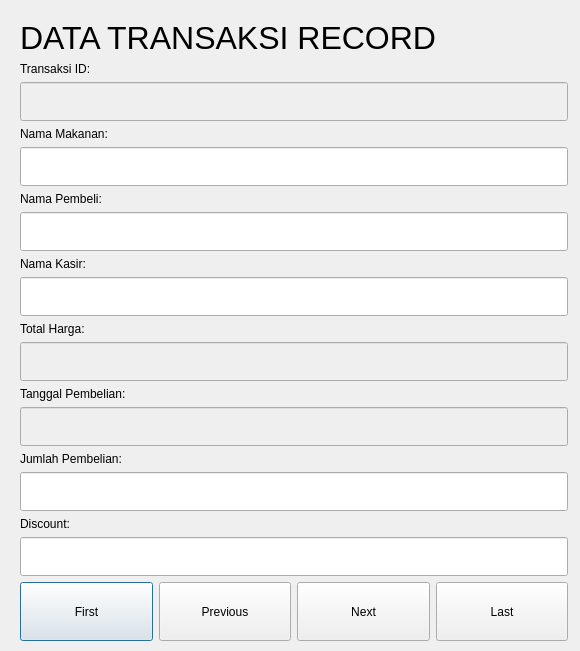
Qt form src/ui/transaksiRecord.ui (zanra2401/UAS_PEMDES) before a commit.
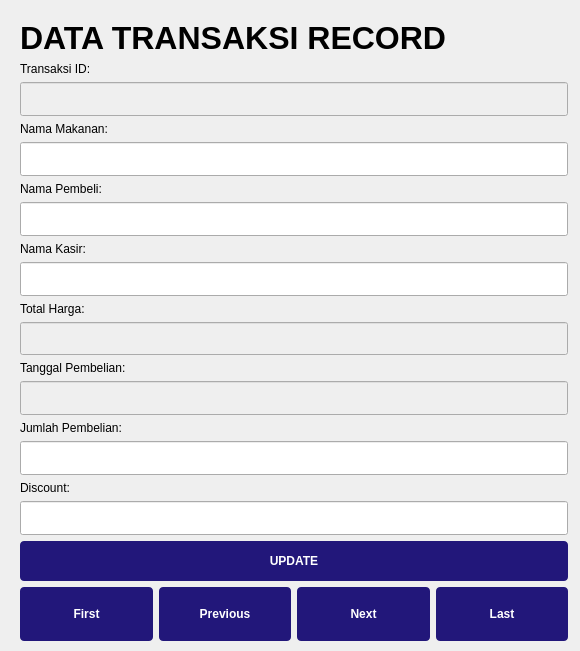
The same form after that commit.

```diff
--- a/src/ui/transaksiRecord.ui
+++ b/src/ui/transaksiRecord.ui
@@ -37,6 +37,8 @@
       <property name="font">
        <font>
         <pointsize>24</pointsize>
+        <weight>75</weight>
+        <bold>true</bold>
        </font>
       </property>
       <property name="text">
@@ -279,6 +281,28 @@
       </item>
      </layout>
     </item>
+    <item>
+     <widget class="QPushButton" name="UPDATE">
+      <property name="minimumSize">
+       <size>
+        <width>0</width>
+        <height>40</height>
+       </size>
+      </property>
+      <property name="styleSheet">
+       <string notr="true">background: #22177A;
+color: white;
+font-weight: bold;
+border: none;
+padding-left: 20px;
+padding-right: 20px;
+border-radius: 4px;</string>
+      </property>
+      <property name="text">
+       <string>UPDATE</string>
+      </property>
+     </widget>
+    </item>
     <item>
      <layout class="QHBoxLayout" name="horizontalLayout_2">
       <item>
@@ -289,6 +313,15 @@
           <verstretch>0</verstretch>
          </sizepolicy>
         </property>
+        <property name="styleSheet">
+         <string notr="true">background: #22177A;
+color: white;
+font-weight: bold;
+border: none;
+padding-left: 20px;
+padding-right: 20px;
+border-radius: 4px;</string>
+        </property>
         <property name="text">
          <string>First</string>
         </property>
@@ -302,6 +335,15 @@
           <verstretch>0</verstretch>
          </sizepolicy>
         </property>
+        <property name="styleSheet">
+         <string notr="true">background: #22177A;
+color: white;
+font-weight: bold;
+border: none;
+padding-left: 20px;
+padding-right: 20px;
+border-radius: 4px;</string>
+        </property>
         <property name="text">
          <string>Previous</string>
         </property>
@@ -315,6 +357,15 @@
           <verstretch>0</verstretch>
          </sizepolicy>
         </property>
+        <property name="styleSheet">
+         <string notr="true">background: #22177A;
+color: white;
+font-weight: bold;
+border: none;
+padding-left: 20px;
+padding-right: 20px;
+border-radius: 4px;</string>
+        </property>
         <property name="text">
          <string>Next</string>
         </property>
@@ -328,6 +379,15 @@
           <verstretch>0</verstretch>
          </sizepolicy>
         </property>
+        <property name="styleSheet">
+         <string notr="true">background: #22177A;
+color: white;
+font-weight: bold;
+border: none;
+padding-left: 20px;
+padding-right: 20px;
+border-radius: 4px;</string>
+        </property>
         <property name="text">
          <string>Last</string>
         </property>
```
Left out of the diff: 2 changed lines with no effect on the pictures.
